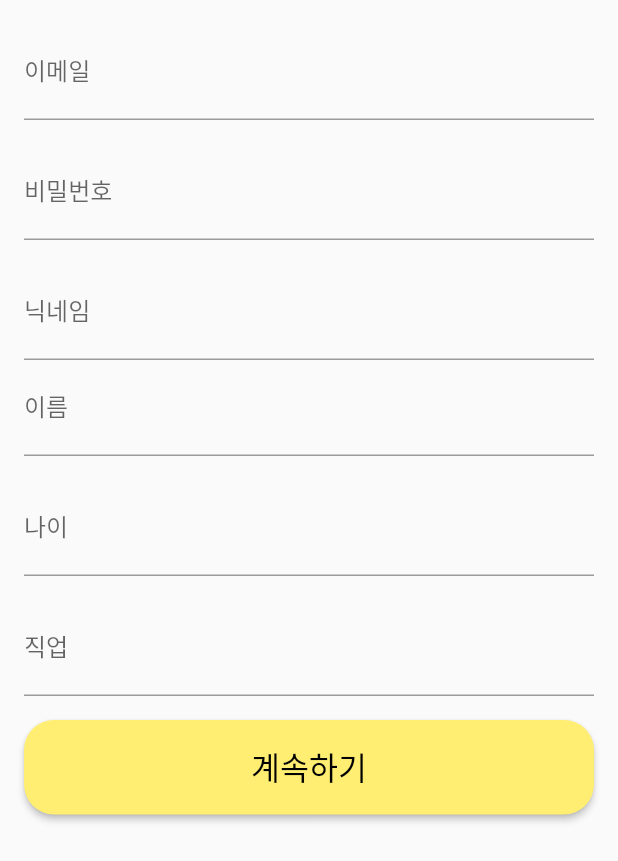
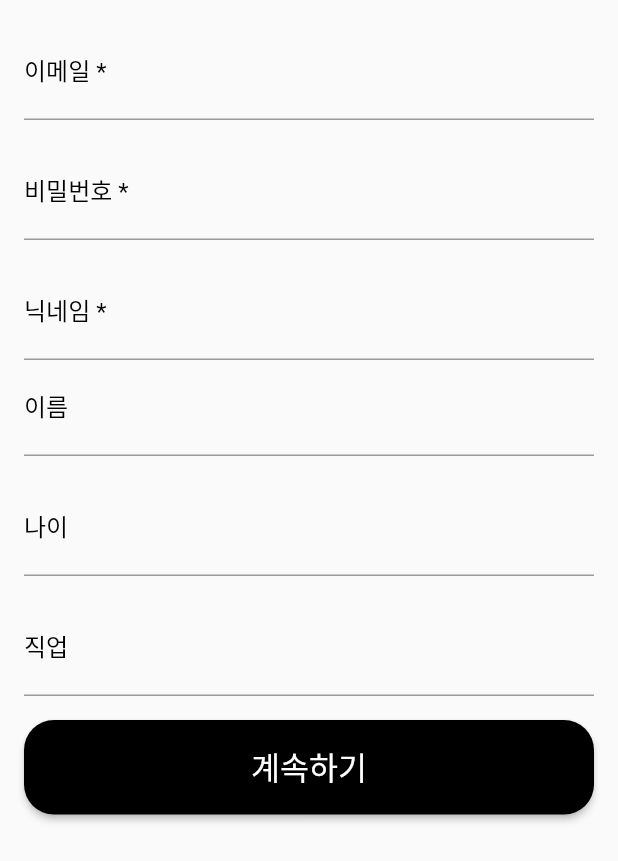
Before and after one commit to JoBeomRae/MEETreally, a Flutter app: the EmailNamePage screen opened directly, on a phone screen of 412 x 824 dp. Shown: the top 861 px of the screen. Run offline on Flutter 3.47's test engine with Material 2 defaults, Android fonts, the phone set to English and light mode, and no system bars; our stand-ins replace cloud_firestore, firebase_auth, firebase_core, logger; accounts and stored records are empty; statements that could not run were skipped.

Commit message:
811 2시34분

```diff
--- a/lib/injeung/emailname.dart
+++ b/lib/injeung/emailname.dart
@@ -33,8 +33,12 @@ class _EmailNamePageState extends State<EmailNamePage> {
             TextField(
               controller: _emailController,
               decoration: const InputDecoration(
-                labelText: '이메일',
+                labelText: '이메일 *',
+                labelStyle: TextStyle(color: Colors.black), // 라벨 텍스트를 검은색으로 설정
                 hintText: '이메일을 입력하세요',
+                  focusedBorder: OutlineInputBorder(
+    borderSide: BorderSide(color: Colors.black, width: 1.0),
+  ),
               ),
             ),
             const SizedBox(height: 16),
@@ -42,8 +46,12 @@ class _EmailNamePageState extends State<EmailNamePage> {
             TextField(
               controller: _passwordController,
               decoration: const InputDecoration(
-                labelText: '비밀번호',
+                labelText: '비밀번호 *',
+                labelStyle: TextStyle(color: Colors.black),
                 hintText: '비밀번호를 입력하세요',
+                focusedBorder: OutlineInputBorder(
+    borderSide: BorderSide(color: Colors.black, width: 1.0),
+  ),
               ),
               obscureText: true,
             ),
@@ -52,15 +60,23 @@ class _EmailNamePageState extends State<EmailNamePage> {
             TextField(
               controller: _nicknameController,
               decoration: const InputDecoration(
-                labelText: '닉네임',
+                labelText: '닉네임 *',
+                labelStyle: TextStyle(color: Colors.black),
                 hintText: '닉네임을 입력하세요',
+                focusedBorder: OutlineInputBorder(
+    borderSide: BorderSide(color: Colors.black, width: 1.0),
+  ),
               ),
             ),
             TextField(
               controller: _nameController,
               decoration: const InputDecoration(
-                labelText: '이름',
+                labelText: '이름 ',
+                labelStyle: TextStyle(color: Colors.black),
                 hintText: '이름을 입력하세요',
+                focusedBorder: OutlineInputBorder(
+    borderSide: BorderSide(color: Colors.black, width: 1.0),
+  ),
               ),
             ),
             const SizedBox(height: 16),
@@ -69,7 +85,11 @@ class _EmailNamePageState extends State<EmailNamePage> {
               controller: _ageController,
               decoration: const InputDecoration(
                 labelText: '나이',
+                labelStyle: TextStyle(color: Colors.black),
                 hintText: '나이를 입력하세요',
+                focusedBorder: OutlineInputBorder(
+    borderSide: BorderSide(color: Colors.black, width: 1.0),
+  ),
               ),
               keyboardType: TextInputType.number,
             ),
@@ -79,7 +99,11 @@ class _EmailNamePageState extends State<EmailNamePage> {
               controller: _jobController,
               decoration: const InputDecoration(
                 labelText: '직업',
+                labelStyle: TextStyle(color: Colors.black),
                 hintText: '직업을 입력하세요',
+                focusedBorder: OutlineInputBorder(
+    borderSide: BorderSide(color: Colors.black, width: 1.0),
+  ),
               ),
             ),
             const SizedBox(height: 16),
@@ -89,8 +113,8 @@ class _EmailNamePageState extends State<EmailNamePage> {
               child: ElevatedButton(
                 onPressed: () => _registerAccount(context),
                 style: ElevatedButton.styleFrom(
-                  backgroundColor: const Color(0xFFFFEE71),
-                  foregroundColor: Colors.black,
+                  backgroundColor: const Color.fromARGB(255, 0, 0, 0),
+                  foregroundColor: const Color.fromARGB(255, 255, 255, 255),
                   padding: const EdgeInsets.symmetric(vertical: 16.0),
                   shape: RoundedRectangleBorder(borderRadius: BorderRadius.circular(20)),
                 ),
--- a/lib/main.dart
+++ b/lib/main.dart
@@ -46,7 +46,7 @@ class SplashScreenState extends State<SplashScreen> {
   @override
 Widget build(BuildContext context) {
   return Scaffold(
-    backgroundColor: const Color(0xFFFFEE71), // 16진수 색상 값으로 배경색 설정
+    backgroundColor: const Color.fromARGB(255, 255, 255, 255), // 16진수 색상 값으로 배경색 설정
     body: Center(
       child: Image.asset('assets/MEET.png'),
     ),
```
Also changed, not shown: lib/injeung/injeungnumber.dart (+7 -3 lines), lib/injeung/phonenumber.dart (+9 -2 lines), lib/signup/page1.dart (+34 -10 lines), assets/MEET.png.
